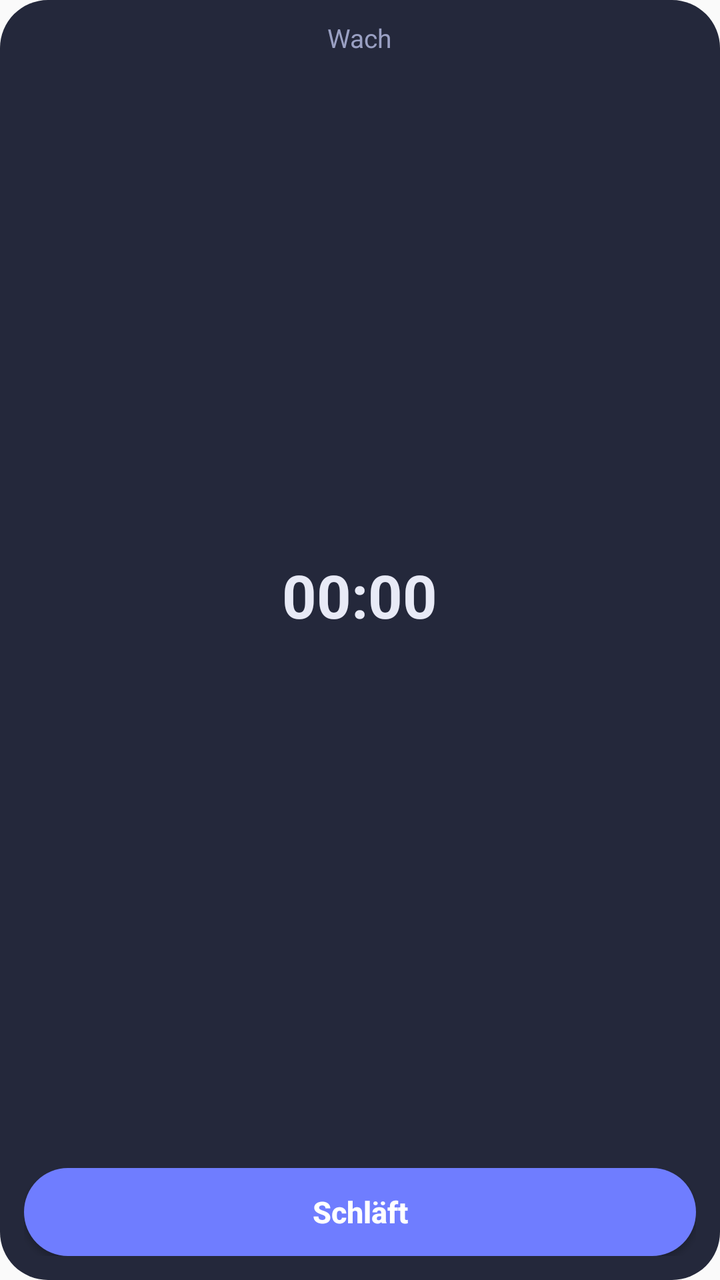
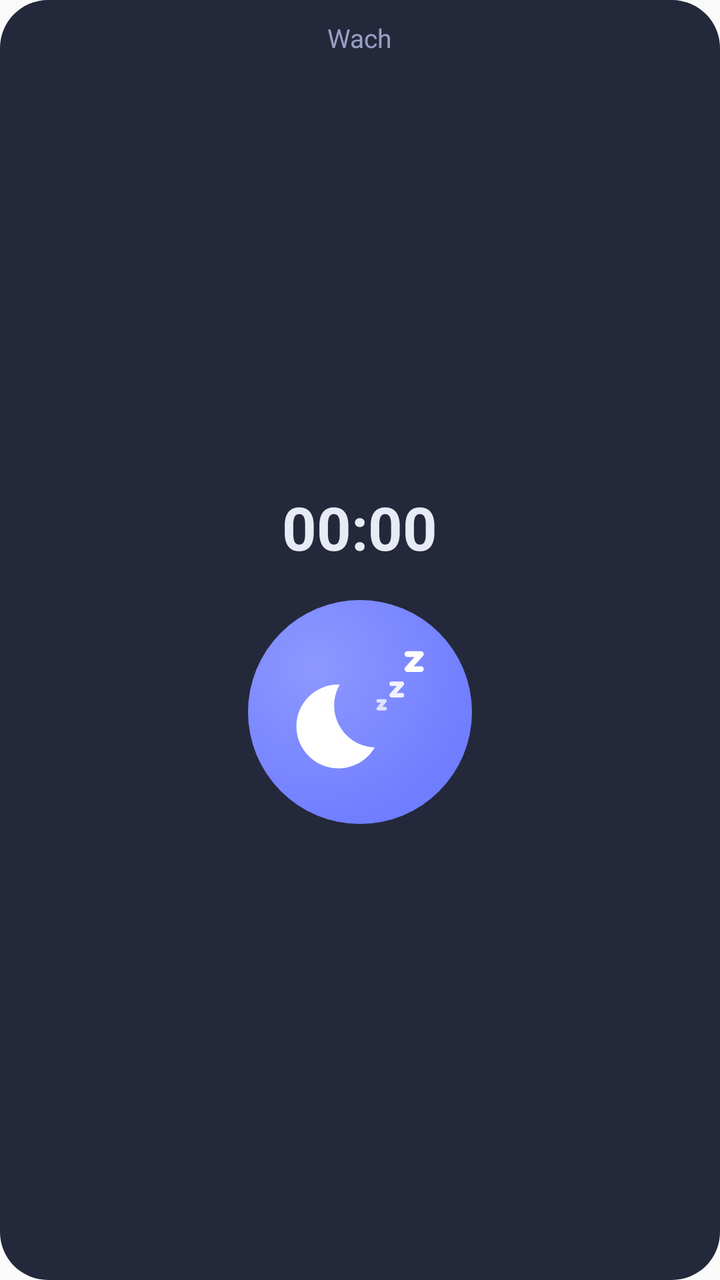

An Android layout rendered at two revisions. The XML below is the earlier revision; the diff shows what the commit changed to produce the second picture.
<!-- AndroidManifest.xml: application theme AppTheme -->
<!-- res/layout/widget_sleep_vertical.xml -->
<?xml version="1.0" encoding="utf-8"?>
<LinearLayout xmlns:android="http://schemas.android.com/apk/res/android"
    android:id="@+id/widget_root"
    android:layout_width="match_parent"
    android:layout_height="match_parent"
    android:background="@drawable/widget_bg"
    android:gravity="center_horizontal"
    android:orientation="vertical"
    android:paddingStart="12dp"
    android:paddingTop="10dp"
    android:paddingEnd="12dp"
    android:paddingBottom="12dp">

    <TextView
        android:id="@+id/widget_label"
        android:layout_width="wrap_content"
        android:layout_height="wrap_content"
        android:text="Wach"
        android:textColor="#9AA0C3"
        android:textSize="13sp" />

    <LinearLayout
        android:layout_width="match_parent"
        android:layout_height="0dp"
        android:layout_weight="1"
        android:gravity="center"
        android:orientation="vertical">

        <Chronometer
            android:id="@+id/widget_chrono"
            android:layout_width="wrap_content"
            android:layout_height="wrap_content"
            android:fontFamily="sans-serif"
            android:textColor="#E8EAF6"
            android:textSize="30sp"
            android:textStyle="bold" />

        
        <TextView
            android:id="@+id/widget_ago"
            android:visibility="gone"
            android:layout_width="wrap_content"
            android:layout_height="wrap_content"
            android:fontFamily="sans-serif"
            android:textColor="#E8EAF6"
            android:textSize="30sp"
            android:textStyle="bold" />

        <TextView
            android:id="@+id/widget_since"
            android:layout_width="wrap_content"
            android:layout_height="wrap_content"
            android:textColor="#9AA0C3"
            android:textSize="12sp" />
    </LinearLayout>

    <Button
        android:id="@+id/widget_button"
        android:layout_width="match_parent"
        android:layout_height="44dp"
        android:background="@drawable/widget_button_sleep"
        android:text="Schläft"
        android:textAllCaps="false"
        android:textColor="#FFFFFF"
        android:textSize="15sp"
        android:textStyle="bold" />

    <LinearLayout
        android:id="@+id/widget_controls"
        android:layout_width="match_parent"
        android:layout_height="wrap_content"
        android:orientation="horizontal"
        android:visibility="gone">

        <ImageButton
            android:id="@+id/widget_pause"
            android:layout_width="0dp"
            android:layout_height="44dp"
            android:layout_weight="1"
            android:background="@drawable/widget_button_wake"
            android:contentDescription="Pause"
            android:src="@drawable/ic_widget_pause" />

        <ImageButton
            android:id="@+id/widget_stop"
            android:layout_width="0dp"
            android:layout_height="44dp"
            android:layout_marginStart="8dp"
            android:layout_weight="1"
            android:background="@drawable/widget_button_sleep"
            android:contentDescription="Aufgewacht"
            android:src="@drawable/ic_widget_stop" />
    </LinearLayout>
</LinearLayout>
<!-- resources referenced by this layout -->
<resources>
  <!-- drawable ic_widget_pause (drawable) -->
  <?xml version="1.0" encoding="utf-8"?>
  <vector xmlns:android="http://schemas.android.com/apk/res/android"
      android:width="24dp"
      android:height="24dp"
      android:viewportWidth="24"
      android:viewportHeight="24">
      <path
          android:fillColor="#FFFFFFFF"
          android:pathData="M6,19h4V5H6v14zM14,5v14h4V5h-4z" />
  </vector>
  <!-- drawable ic_widget_stop (drawable) -->
  <?xml version="1.0" encoding="utf-8"?>
  <vector xmlns:android="http://schemas.android.com/apk/res/android"
      android:width="24dp"
      android:height="24dp"
      android:viewportWidth="24"
      android:viewportHeight="24">
      <path
          android:fillColor="#FFFFFFFF"
          android:pathData="M6,6h12v12H6z" />
  </vector>
  <!-- drawable widget_bg (drawable) -->
  <?xml version="1.0" encoding="utf-8"?>
  <shape xmlns:android="http://schemas.android.com/apk/res/android" android:shape="rectangle">
      <solid android:color="#F2191D31" />
      <corners android:radius="24dp" />
  </shape>
  <!-- drawable widget_button_sleep (drawable) -->
  <?xml version="1.0" encoding="utf-8"?>
  <shape xmlns:android="http://schemas.android.com/apk/res/android" android:shape="rectangle">
      <solid android:color="#6F7DFF" />
      <corners android:radius="24dp" />
  </shape>
  <!-- drawable widget_button_wake (drawable) -->
  <?xml version="1.0" encoding="utf-8"?>
  <shape xmlns:android="http://schemas.android.com/apk/res/android" android:shape="rectangle">
      <solid android:color="#232845" />
      <stroke android:width="1dp" android:color="#6F7DFF" />
      <corners android:radius="24dp" />
  </shape>
  <style name="AppTheme" parent="Theme.AppCompat.Light.DarkActionBar">
          
          <item name="colorPrimary">@color/colorPrimary</item>
          <item name="colorPrimaryDark">@color/colorPrimaryDark</item>
          <item name="colorAccent">@color/colorAccent</item>
      </style>
</resources>

<!-- the commit's change to res/layout/widget_sleep_vertical.xml (unified diff, before → after) -->
@@ -19,6 +19,17 @@
         android:textColor="#9AA0C3"
         android:textSize="13sp" />
 
+    
+    <TextView
+        android:id="@+id/widget_ago"
+        android:layout_width="wrap_content"
+        android:layout_height="wrap_content"
+        android:layout_marginTop="2dp"
+        android:fontFamily="sans-serif-medium"
+        android:textColor="#E8EAF6"
+        android:textSize="15sp"
+        android:visibility="gone" />
+
     <LinearLayout
         android:layout_width="match_parent"
         android:layout_height="0dp"
@@ -35,35 +46,23 @@
             android:textSize="30sp"
             android:textStyle="bold" />
 
-        
-        <TextView
-            android:id="@+id/widget_ago"
-            android:visibility="gone"
-            android:layout_width="wrap_content"
-            android:layout_height="wrap_content"
-            android:fontFamily="sans-serif"
-            android:textColor="#E8EAF6"
-            android:textSize="30sp"
-            android:textStyle="bold" />
-
         <TextView
             android:id="@+id/widget_since"
             android:layout_width="wrap_content"
             android:layout_height="wrap_content"
             android:textColor="#9AA0C3"
             android:textSize="12sp" />
+
+        <ImageButton
+            android:id="@+id/widget_moon"
+            android:layout_width="112dp"
+            android:layout_height="112dp"
+            android:background="@drawable/widget_moon_button"
+            android:contentDescription="Schläft"
+            android:padding="20dp"
+            android:scaleType="fitCenter"
+            android:src="@drawable/ic_widget_moon_zz" />
     </LinearLayout>
-
-    <Button
-        android:id="@+id/widget_button"
-        android:layout_width="match_parent"
-        android:layout_height="44dp"
-        android:background="@drawable/widget_button_sleep"
-        android:text="Schläft"
-        android:textAllCaps="false"
-        android:textColor="#FFFFFF"
-        android:textSize="15sp"
-        android:textStyle="bold" />
 
     <LinearLayout
         android:id="@+id/widget_controls"
<!-- resource entries referenced after the edit -->
@@ -1,5 +1,41 @@
 <!-- resources referenced by this layout -->
 <resources>
+  <!-- drawable ic_widget_moon_zz (drawable) -->
+  <?xml version="1.0" encoding="utf-8"?>
+  <vector xmlns:android="http://schemas.android.com/apk/res/android"
+      android:width="48dp"
+      android:height="48dp"
+      android:viewportWidth="48"
+      android:viewportHeight="48">
+      <group
+          android:scaleX="1.4"
+          android:scaleY="1.4"
+          android:translateY="12">
+          <path
+              android:fillColor="#FFFFFFFF"
+              android:pathData="M12.34,2.02C6.59,1.82 2,6.42 2,12c0,5.52 4.48,10 10,10c3.71,0 6.93,-2.02 8.66,-5.02C13.15,16.73 8.57,8.55 12.34,2.02z" />
+      </group>
+      <path
+          android:pathData="M30.1,20.3h2.2l-2.2,2.6h2.2"
+          android:strokeAlpha="0.75"
+          android:strokeColor="#FFFFFFFF"
+          android:strokeLineCap="round"
+          android:strokeLineJoin="round"
+          android:strokeWidth="1.2" />
+      <path
+          android:pathData="M34.55,14.6h3.4l-3.4,3.8h3.4"
+          android:strokeAlpha="0.9"
+          android:strokeColor="#FFFFFFFF"
+          android:strokeLineCap="round"
+          android:strokeLineJoin="round"
+          android:strokeWidth="1.5" />
+      <path
+          android:pathData="M39.8,4.7h4.5l-4.5,5h4.5"
+          android:strokeColor="#FFFFFFFF"
+          android:strokeLineCap="round"
+          android:strokeLineJoin="round"
+          android:strokeWidth="1.9" />
+  </vector>
   <!-- drawable ic_widget_pause (drawable) -->
   <?xml version="1.0" encoding="utf-8"?>
   <vector xmlns:android="http://schemas.android.com/apk/res/android"
@@ -41,6 +77,17 @@
       <stroke android:width="1dp" android:color="#6F7DFF" />
       <corners android:radius="24dp" />
   </shape>
+  <!-- drawable widget_moon_button (drawable) -->
+  <?xml version="1.0" encoding="utf-8"?>
+  <shape xmlns:android="http://schemas.android.com/apk/res/android" android:shape="oval">
+      <gradient
+          android:centerX="0.3"
+          android:centerY="0.3"
+          android:endColor="#6F7DFF"
+          android:gradientRadius="75%"
+          android:startColor="#8D98FF"
+          android:type="radial" />
+  </shape>
   <style name="AppTheme" parent="Theme.AppCompat.Light.DarkActionBar">
           
           <item name="colorPrimary">@color/colorPrimary</item>
